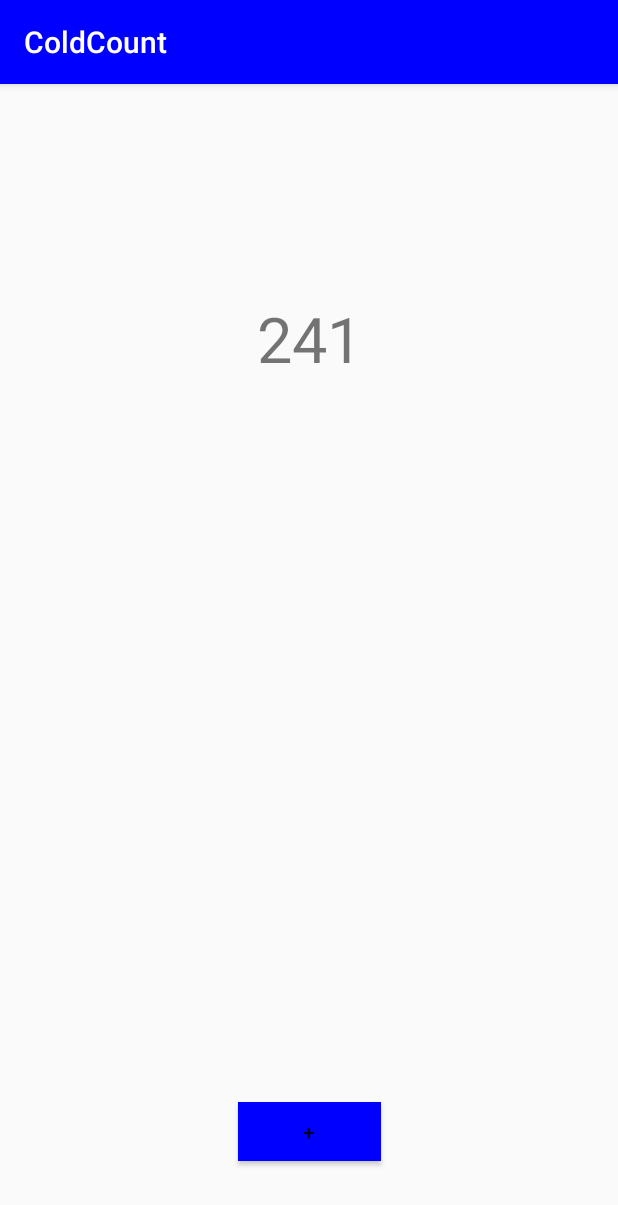
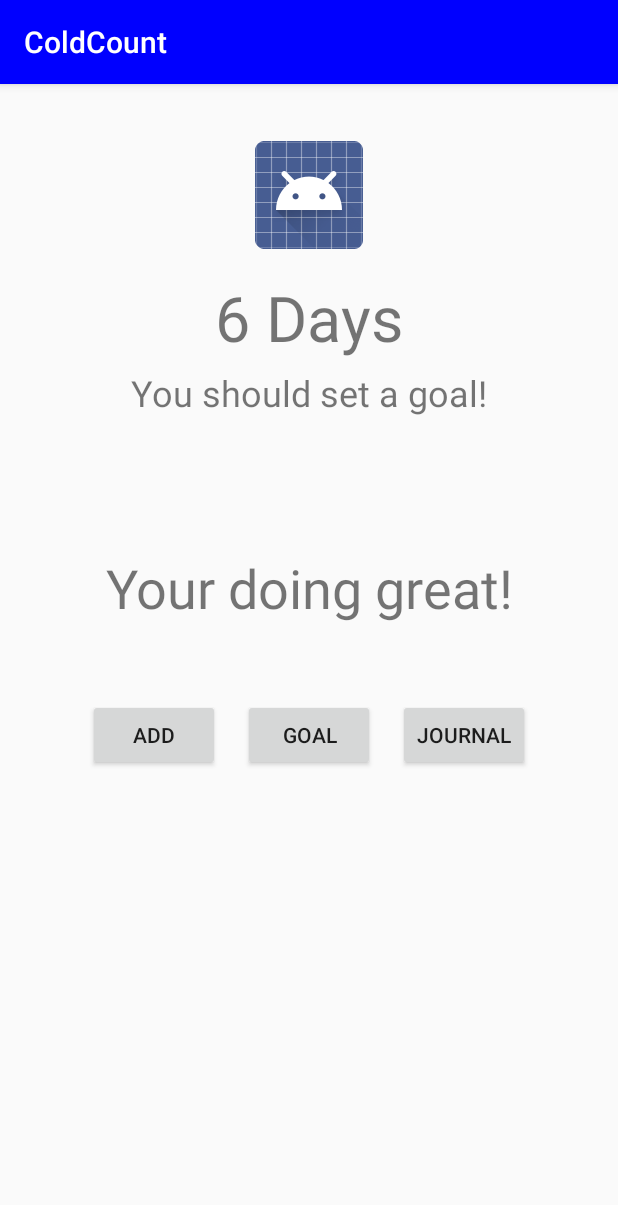
Before and after one commit to ReeceSpr/ColdCount, an Android app: the screen it shows after launch (MainActivity), on a phone screen of 412 x 824 dp. Shown: the top 1205 px of the screen. Run offline under Robolectric (Android 15) with nearby library versions, the phone set to English and light mode, and no system bars.

Commit message:
Moving to GitHub

```diff
--- a/app/build.gradle
+++ b/app/build.gradle
@@ -22,7 +22,9 @@ dependencies {
     implementation fileTree(dir: 'libs', include: ['*.jar'])
     implementation 'androidx.appcompat:appcompat:1.0.2'
     implementation 'androidx.constraintlayout:constraintlayout:1.1.3'
+    implementation 'joda-time:joda-time:2.10.6'
     testImplementation 'junit:junit:4.12'
     androidTestImplementation 'androidx.test.ext:junit:1.1.0'
     androidTestImplementation 'androidx.test.espresso:espresso-core:3.1.1'
+    implementation 'androidx.cardview:cardview:1.0.0'
 }
--- a/app/src/main/java/reece/com/coldcount/Count.java
+++ b/app/src/main/java/reece/com/coldcount/Count.java
@@ -1,18 +1,41 @@
 package reece.com.coldcount;
 
 
+import android.os.Build;
+
+import androidx.annotation.RequiresApi;
+
+import org.joda.time.DateTime;
+import org.joda.time.LocalDate;
+import org.joda.time.Period;
+
+import java.util.Calendar;
+import java.util.concurrent.TimeUnit;
+
 public class Count {
 
-    long startDate;
+    LocalDate startDate;
     String name;
     boolean notify;
     int goal;
 
-    public Count(long startDate, String name , boolean notify, int goal) {
-        this.startDate = startDate;
+    public Count(String name , boolean notify, int goal) {
+        this.startDate = LocalDate.now().minusDays(20);
         this.name = name;
         this.notify = notify;
         this.goal = goal;
     }
 
+    public int daysSince(){
+        LocalDate now = LocalDate.now();
+        Period period = new Period(now, startDate);
+        long diffLong = Math.abs(period.getDays());
+        int diff = 0;
+        if (android.os.Build.VERSION.SDK_INT >= android.os.Build.VERSION_CODES.N) {
+            diff = Math.toIntExact(diffLong);
+        } else {
+            diff = (int) diffLong;
+        }
+        return diff;
+    }
 }
--- a/app/src/main/java/reece/com/coldcount/DialogCreate.java
+++ b/app/src/main/java/reece/com/coldcount/DialogCreate.java
@@ -24,15 +24,29 @@ import java.util.Calendar;
  * TODO: document your custom view class.
  */
 public class DialogCreate extends DialogFragment {
+
+    String dialogType;
+
+    public DialogCreate (String dialogType){
+        this.dialogType = dialogType;
+    }
+
     @Override
     public Dialog onCreateDialog(Bundle savedInstanceState) {
+        int layoutResourceID = R.layout.dialog_create;
+        if(dialogType == "Create"){
+            layoutResourceID = R.layout.dialog_create;
+        } else if(dialogType == "Goal"){
+            layoutResourceID = R.layout.dialog_goal;
+        }
+
         AlertDialog.Builder builder = new AlertDialog.Builder(getActivity());
         // Get the layout inflater
         LayoutInflater inflater = requireActivity().getLayoutInflater();
 
         // Inflate and set the layout for the dialog
         // Pass null as the parent view because its going in the dialog layout
-        builder.setView(inflater.inflate(R.layout.dialog_create, null))
+        builder.setView(inflater.inflate(layoutResourceID, null))
                 // Add action buttons
                 .setPositiveButton("Create", new DialogInterface.OnClickListener() {
                     @Override
@@ -45,7 +59,6 @@ public class DialogCreate extends DialogFragment {
 
                     }
                 })
-
                 .setNegativeButton("Cancel", new DialogInterface.OnClickListener() {
                     public void onClick(DialogInterface dialog, int id) {
                         DialogCreate.this.getDialog().cancel();
--- a/app/src/main/java/reece/com/coldcount/MainActivity.java
+++ b/app/src/main/java/reece/com/coldcount/MainActivity.java
@@ -7,13 +7,10 @@ import android.widget.TextView;
 import androidx.appcompat.app.AppCompatActivity;
 import androidx.fragment.app.DialogFragment;
 
-import java.util.Calendar;
-import java.util.Date;
 import java.util.concurrent.TimeUnit;
 
 public class MainActivity extends AppCompatActivity {
-    long[] startTimes;
-    long currentTime;
+    Count count;
     int primaryTimeIndex;
 
 
@@ -22,43 +19,34 @@ public class MainActivity extends AppCompatActivity {
         super.onCreate(savedInstanceState);
         setContentView(R.layout.activity_main);
 
-        currentTime = Calendar.getInstance().getTimeInMillis();
-        // Change to database
-        int startTimeLength = 10;
+        count = new Count("test", true, 31);
+
         primaryTimeIndex = 0;
-        startTimes = new long[startTimeLength];
-        populateSampleTimes();
         populatePrimaryCounter();
     }
 
-    //Sample Times for debugging
-    void populateSampleTimes (){
-        startTimes[0] = 1583069551000L;
-        for(int  i = 1; i<10; i++){
-            startTimes[i] = 1583069551000L;
-        }
-    }
 
     //Populates the primary day counter
     void populatePrimaryCounter(){
         TextView primaryTextView = findViewById(R.id.PrimaryTime_TextView);
-        int daysDiff = daysBetween(startTimes[primaryTimeIndex], currentTime);
-        primaryTextView.setText( String.format("%s" , daysDiff ));
+        primaryTextView.setText(String.format("%s Days", count.daysSince()));
 
     }
 
-    //Calcualtes the amount of days between 2 Date.Type
-    int daysBetween (Long dateStart, Long dateEnd){
-        long msDiff = dateEnd-dateStart;
-        int daysDiff = (int) TimeUnit.MILLISECONDS.toDays(msDiff);
-        return daysDiff;
-    }
 
     //BIND To Add Button
     //Creates a dialog to create a new counter
     public void createDialog(View view){
-        DialogFragment dialog = new DialogCreate();
-        dialog.show(getSupportFragmentManager(), "Test3");
+        DialogFragment dialog = new DialogCreate("Create");
+        dialog.show(getSupportFragmentManager(), "Create");
     }
 
+    //BIND To Goal Button
+    //Creates a dialog to create a new counter
+    public void goalDialog(View view){
+        DialogFragment dialog = new DialogCreate("Goal");
+        dialog.show(getSupportFragmentManager(), "Goal");
+    }
+
+
 }
--- a/app/src/main/res/layout/activity_main.xml
+++ b/app/src/main/res/layout/activity_main.xml
@@ -6,28 +6,111 @@
     android:layout_height="match_parent"
     tools:context=".MainActivity">
 
-    <Button
-        android:id="@+id/add_button"
-        android:layout_width="95dp"
-        android:layout_height="39dp"
-        android:layout_marginBottom="50dp"
-        android:background="@color/colorPrimary"
-        android:onClick="createDialog"
-        android:text="+"
-        app:layout_constraintBottom_toBottomOf="parent"
+    <ImageView
+        android:id="@+id/countIcon_imageView"
+        android:layout_width="wrap_content"
+        android:layout_height="wrap_content"
+        android:layout_marginTop="20dp"
+        app:layout_constraintBottom_toTopOf="@+id/PrimaryTime_TextView"
         app:layout_constraintEnd_toEndOf="parent"
-        app:layout_constraintStart_toStartOf="parent" />
+        app:layout_constraintStart_toStartOf="parent"
+        app:layout_constraintTop_toTopOf="parent"
+        app:srcCompat="@android:drawable/sym_def_app_icon" />
 
     <TextView
         android:id="@+id/PrimaryTime_TextView"
         android:layout_width="wrap_content"
         android:layout_height="wrap_content"
-        android:layout_marginTop="50dp"
-        android:text="10"
+        android:text="10 Days"
         android:textSize="42sp"
-        app:layout_constraintBottom_toTopOf="@+id/add_button"
+        app:layout_constraintBottom_toTopOf="@+id/quoteoftheday_FrameLayout"
         app:layout_constraintEnd_toEndOf="parent"
         app:layout_constraintStart_toStartOf="parent"
-        app:layout_constraintTop_toTopOf="parent"
-        app:layout_constraintVertical_bias="0.16000003" />
+        app:layout_constraintTop_toTopOf="parent" />
+
+
+    <TextView
+        android:id="@+id/goal_textView"
+        android:layout_width="wrap_content"
+        android:layout_height="wrap_content"
+        android:layout_marginTop="5dp"
+        android:text="You should set a goal!"
+        android:textSize="24sp"
+        app:layout_constraintEnd_toEndOf="parent"
+        app:layout_constraintStart_toStartOf="parent"
+        app:layout_constraintTop_toBottomOf="@+id/PrimaryTime_TextView" />
+
+    <FrameLayout
+        android:id="@+id/quoteoftheday_FrameLayout"
+        android:layout_width="wrap_content"
+        android:layout_height="wrap_content"
+        app:layout_constraintBottom_toBottomOf="parent"
+        app:layout_constraintEnd_toEndOf="parent"
+        app:layout_constraintStart_toStartOf="parent"
+        app:layout_constraintTop_toBottomOf="@id/goal_textView"
+        app:layout_constraintVertical_bias="0.18">
+
+        <TextView
+            android:id="@+id/quoteoftheday_textView"
+            android:layout_width="wrap_content"
+            android:layout_height="wrap_content"
+            android:text="Your doing great!"
+            android:textSize="36sp" />
+    </FrameLayout>
+
+    <LinearLayout
+        android:id="@+id/buttons_LinearLayout"
+        android:layout_width="wrap_content"
+        android:layout_height="wrap_content"
+        android:layout_marginTop="100dp"
+        android:orientation="horizontal"
+        app:layout_constraintBottom_toBottomOf="parent"
+        app:layout_constraintEnd_toEndOf="parent"
+        app:layout_constraintStart_toStartOf="parent"
+        app:layout_constraintTop_toTopOf="parent">
+
+        <Button
+            android:id="@+id/add_button"
+            style="@style/Widget.AppCompat.Button"
+            android:layout_width="wrap_content"
+            android:layout_height="wrap_content"
+            android:layout_marginEnd="15dp"
+            android:onClick="createDialog"
+            android:text="Add"
+            tools:text="Add" />
+
+        <Button
+            android:id="@+id/goal_button"
+            style="@style/Widget.AppCompat.Button"
+            android:layout_width="wrap_content"
+            android:layout_height="wrap_content"
+            android:onClick="goalDialog"
+            android:text="Goal"
+            tools:text="Goal" />
+
+        <Button
+            android:id="@+id/journal_button"
+            style="@style/Widget.AppCompat.Button"
+            android:layout_width="wrap_content"
+            android:layout_height="wrap_content"
+            android:layout_marginStart="15dp"
+            android:text="Journal"
+            tools:text="Journal" />
+    </LinearLayout>
+
+    <ScrollView
+        android:layout_width="match_parent"
+        android:layout_height="wrap_content"
+        android:layout_marginTop="10dp"
+        app:layout_constraintBottom_toBottomOf="parent"
+        app:layout_constraintEnd_toEndOf="parent"
+        app:layout_constraintStart_toStartOf="parent"
+        app:layout_constraintTop_toBottomOf="@+id/buttons_LinearLayout">
+
+        <LinearLayout
+            android:layout_width="match_parent"
+            android:layout_height="wrap_content"
+            android:orientation="vertical"/>
+    </ScrollView>
+
 </androidx.constraintlayout.widget.ConstraintLayout>
--- /dev/null
+++ b/app/src/main/res/layout/dialog_goal.xml
@@ -0,0 +1,29 @@
+<LinearLayout xmlns:android="http://schemas.android.com/apk/res/android"
+    android:layout_width="wrap_content"
+    android:layout_height="wrap_content"
+    android:orientation="vertical">
+
+    <LinearLayout
+        android:layout_width="match_parent"
+        android:layout_height="match_parent"
+        android:orientation="horizontal">
+
+        <EditText
+            android:id="@+id/editTextGoal"
+            android:layout_width="wrap_content"
+            android:layout_height="wrap_content"
+            android:layout_weight="1"
+            android:ems="10"
+            android:hint="Goal"
+            android:inputType="date" />
+
+        <CheckBox
+            android:id="@+id/checkBoxNotify"
+            android:layout_width="wrap_content"
+            android:layout_height="wrap_content"
+            android:layout_weight="1"
+            android:text="Notify" />
+
+    </LinearLayout>
+
+</LinearLayout>
--- a/build.gradle
+++ b/build.gradle
@@ -7,7 +7,7 @@ buildscript {
 
     }
     dependencies {
-        classpath 'com.android.tools.build:gradle:3.5.1'
+        classpath 'com.android.tools.build:gradle:3.5.3'
 
         // NOTE: Do not place your application dependencies here; they belong
         // in the individual module build.gradle files
```
Also changed, not shown: 2 other files.
